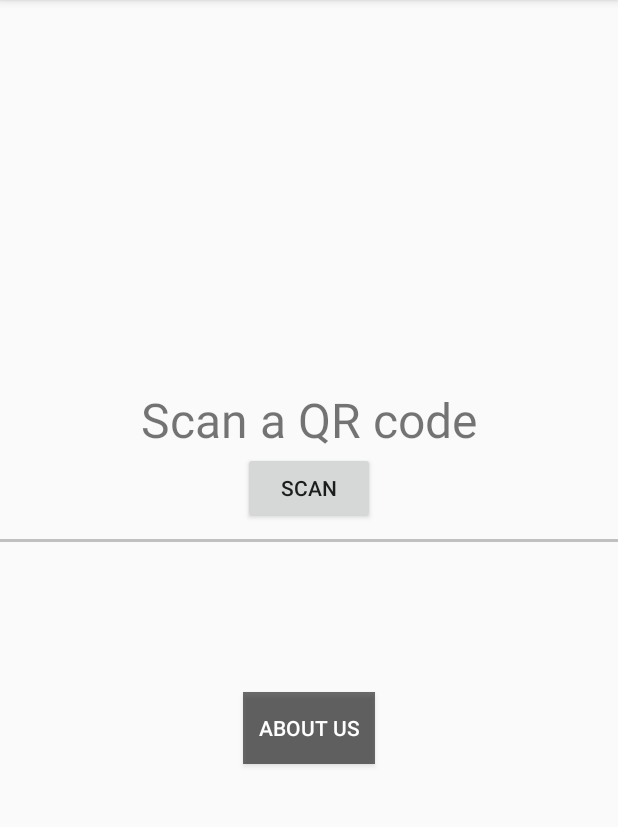
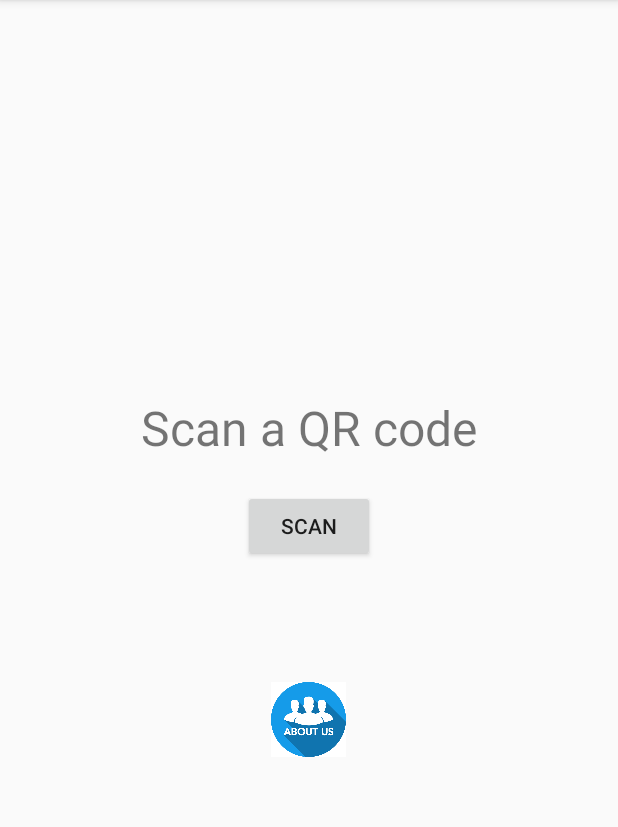
Before and after one commit to jeeva2812/cycle-scanner-app, an Android app: the screen it shows after launch (MainActivity), on a phone screen of 412 x 824 dp, the part 84-911 px from its top. Run offline under Robolectric (Android 15) with nearby library versions, the phone set to English and light mode, and no system bars; our stand-ins replace Picasso, Volley; pictures from the network do not load.

Commit message:
Added About Us

```diff
--- a/app/src/main/java/com/example/gensecapp/MainActivity.kt
+++ b/app/src/main/java/com/example/gensecapp/MainActivity.kt
@@ -41,7 +41,7 @@ class MainActivity : AppCompatActivity() {
             startActivityForResult(intent, 0)
         }
 
-        findViewById<Button>(R.id.about).setOnClickListener {
+        findViewById<ImageButton>(R.id.about).setOnClickListener {
             val intent = Intent(applicationContext, AboutActivity::class.java)
             startActivity(intent)
         }
@@ -104,8 +104,7 @@ class MainActivity : AppCompatActivity() {
                             layout.addView(details, 0)
 
                             findViewById<Button>(R.id.scan).text = "Scan Again"
-                            findViewById<Button>(R.id.about).visibility = View.GONE
-                            findViewById<View>(R.id.line).visibility = View.GONE
+                            findViewById<ImageButton>(R.id.about).visibility = View.GONE
 
 
                         } catch (e: JSONException) {
--- a/app/src/main/res/layout/activity_about.xml
+++ b/app/src/main/res/layout/activity_about.xml
@@ -9,7 +9,7 @@
         tools:context=".AboutActivity">
 
     <ImageView
-            android:src="@drawable/about_us"
+            android:src="@drawable/cycle_icon"
             android:layout_margin="25dp"
             android:layout_width="200dp"
             android:layout_gravity="center"
--- a/app/src/main/res/layout/activity_main.xml
+++ b/app/src/main/res/layout/activity_main.xml
@@ -21,23 +21,26 @@
             android:id="@+id/scan"
             android:layout_width="wrap_content"
             android:layout_height="wrap_content"
+            android:layout_marginTop="20dp"
             android:text="Scan"/>
 
-    <View
-            android:id="@+id/line"
-            android:layout_width="match_parent"
-            android:layout_height="2dp"
-            android:layout_marginTop="10dp"
-            android:layout_marginBottom="100dp"
-            android:background="#c0c0c0"/>
 
-    <Button
+    <!-- <Button
             android:id="@+id/about"
             style="@style/TextAppearance.AppCompat.Widget.Button.Inverse"
             android:background="@color/common_google_signin_btn_text_light_focused"
             android:text="About Us"
             android:layout_width="wrap_content"
-            android:layout_height="wrap_content"/>
+            android:layout_height="wrap_content"/> -->
+
+    <ImageButton
+            android:id="@+id/about"
+            android:src="@drawable/about_us"
+            android:layout_width="50dp"
+            android:scaleType="fitCenter"
+            android:layout_marginTop="80dp"
+            android:background="@color/common_google_signin_btn_text_dark_pressed"
+            android:layout_height="50dp" />
 
 
 </LinearLayout>
```
Also changed, not shown: app/src/main/res/layout/student_details.xml (+7 -0 lines), app/src/main/res/drawable/cycle_icon.png (added).
